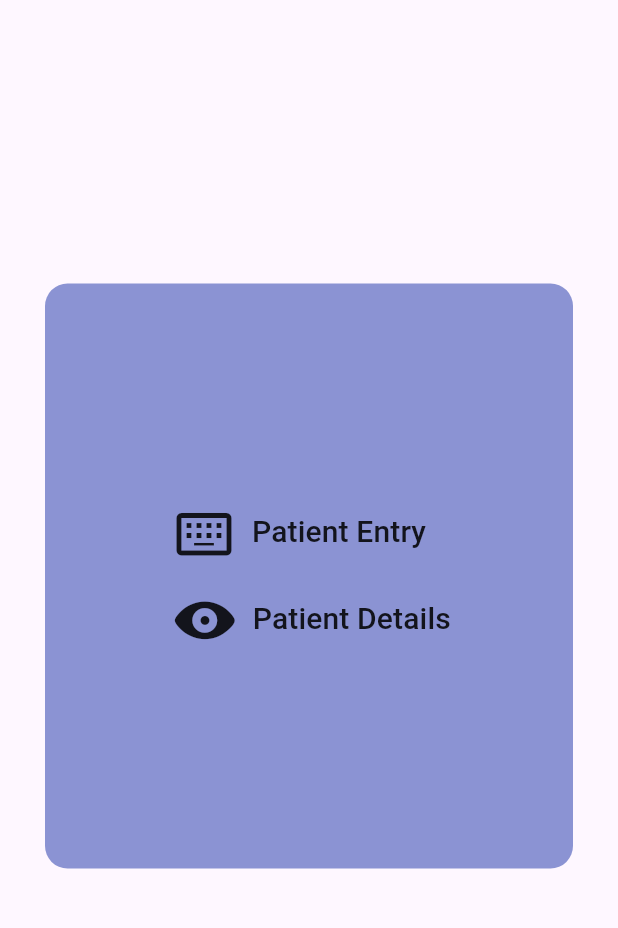
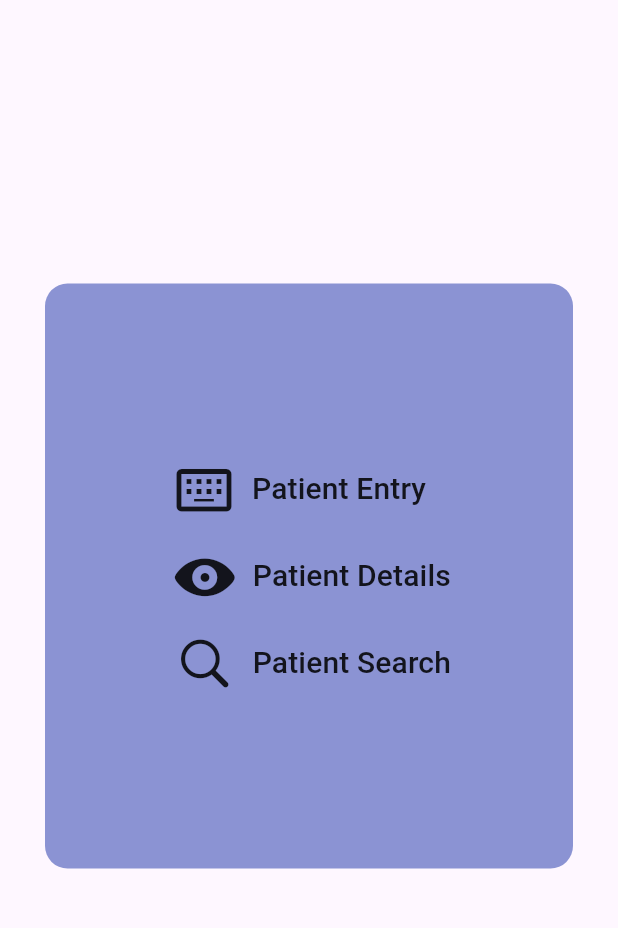
Before and after one commit to devadathanbabu/covidapp_frontend, a Flutter app: the screen it shows after launch, on a phone screen of 412 x 824 dp, the part 84-1012 px from its top. Run offline on Flutter 3.47's test engine with Material 3 defaults, Android fonts, the phone set to English and light mode, and no system bars.

Commit message:
search button added

```diff
--- a/lib/pages/menu.dart
+++ b/lib/pages/menu.dart
@@ -56,6 +56,18 @@ class _MenuPageState extends State<MenuPage> {
                         style: TextStyle(fontSize: 20,
                         color: Colors.black87),))
                   ],
+                ),
+                SizedBox(height: 10,),
+                Row(
+                  mainAxisAlignment: MainAxisAlignment.center,
+                  children: [
+                    SizedBox(width: 17,),
+                    Icon(CupertinoIcons.search,size: 40,),
+                    TextButton(onPressed: (){},
+                        child: Text("Patient Search",
+                          style: TextStyle(fontSize: 20,
+                              color: Colors.black87),))
+                  ],
                 )
 
               ],
```
